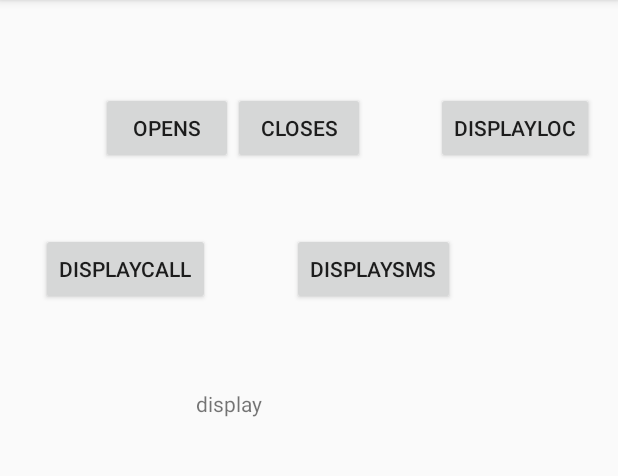
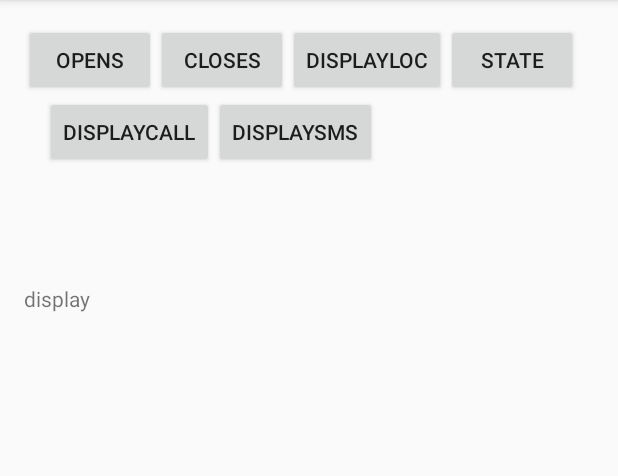
Before and after one commit to ibrhmerdogan/RecordPhoneSmsCallLocationState, an Android app: the screen it shows after launch (MainActivity), on a phone screen of 412 x 824 dp, the part 84-560 px from its top. Run offline under Robolectric (Android 15) with nearby library versions, the phone set to English and light mode, and no system bars.

```diff
--- a/app/src/main/java/com/example/ibrhm/sayac/Data/CallStateDB.java
+++ b/app/src/main/java/com/example/ibrhm/sayac/Data/CallStateDB.java
@@ -9,7 +9,7 @@ import android.database.sqlite.SQLiteOpenHelper;
  */
 
 public class CallStateDB extends SQLiteOpenHelper {
-    static final String DATABASE_NAME = "callStateDB";
+    static final String DATABASE_NAME = "callDBDBDB";
     // Contacts table name
     private static final String TABLE_COUNTRIES = "informationDB";
 
@@ -19,7 +19,7 @@ public class CallStateDB extends SQLiteOpenHelper {
 
     @Override
     public void onCreate(SQLiteDatabase db) {
-        db.execSQL("CREATE TABLE informationDB (pID INTEGER PRIMARY KEY ,phoneNumber TEXT,callDate TEXT,callDuration REAL,callType TEXT);");
+        db.execSQL("CREATE TABLE informationDB (pID INTEGER PRIMARY KEY ,phoneNumber TEXT,callDate TEXT,callDuration TEXT,type TEXT);");
     }
 
     @Override
@@ -27,4 +27,5 @@ public class CallStateDB extends SQLiteOpenHelper {
         db.execSQL("DROP TABLE IF EXISTS " + TABLE_COUNTRIES);
         onCreate(db);
     }
+
 }
--- /dev/null
+++ b/app/src/main/java/com/example/ibrhm/sayac/Data/DbOperations/PhoneStateDBOperation.java
@@ -0,0 +1,51 @@
+package com.example.ibrhm.sayac.Data.DbOperations;
+
+import android.content.ContentValues;
+import android.content.Context;
+import android.database.Cursor;
+import android.database.sqlite.SQLiteDatabase;
+import android.widget.TextView;
+
+import com.example.ibrhm.sayac.Data.PhoneStateDB;
+
+import java.util.Date;
+
+/**
+ * Created by ibrhm on 31.01.2017.
+ */
+
+public class PhoneStateDBOperation {
+    Context context;
+
+    public void recordState(String state, PhoneStateDB phoneStateDB) {
+        SQLiteDatabase db = phoneStateDB.getReadableDatabase();
+        ContentValues data = new ContentValues();
+        Date date = new Date();
+        data.put("date", date.toString());
+        data.put("state", state);
+        db.insertOrThrow("informationDB", null, data);
+
+    }
+
+    public void displayState(TextView textView, PhoneStateDB stateDB) {
+        textView.setText("");
+        SQLiteDatabase db = stateDB.getReadableDatabase();
+        Cursor cursor = db.query("informationDB", new String[]{"id", "date", "state"}, null, null, null, null, null);
+
+
+        StringBuilder builder = new StringBuilder();
+
+
+        while (cursor.moveToNext()) {
+
+            int id = cursor.getInt(cursor.getColumnIndex("id"));
+            String date = cursor.getString((cursor.getColumnIndex("date")));
+            String state = cursor.getString((cursor.getColumnIndex("state")));
+            builder.append(id).append("date: ");
+            builder.append(date).append("\nstate:");
+            builder.append(state).append("\n");
+            textView.setText(builder);
+        }
+    }
+
+}
--- a/app/src/main/java/com/example/ibrhm/sayac/Data/LocationDB.java
+++ b/app/src/main/java/com/example/ibrhm/sayac/Data/LocationDB.java
@@ -9,7 +9,7 @@ import android.database.sqlite.SQLiteOpenHelper;
  */
 
 public class LocationDB extends SQLiteOpenHelper {
-    private static final String DATABASE_NAME = "LocationDB";
+    private static final String DATABASE_NAME = "LocDB";
     // Contacts table name
     private static final String TABLE_COUNTRIES = "informationDB";
 
@@ -19,7 +19,7 @@ public class LocationDB extends SQLiteOpenHelper {
 
     @Override
     public void onCreate(SQLiteDatabase db) {
-        db.execSQL("CREATE TABLE informationDB (id INTEGER PRIMARY KEY AUTOINCREMENT,date TEXT,langitute TEXT,longitute TEXT);");
+        db.execSQL("CREATE TABLE informationDB (id INTEGER PRIMARY KEY AUTOINCREMENT,date TEXT,langitute REAL,longitute REAL);");
     }
 
     @Override
--- a/app/src/main/java/com/example/ibrhm/sayac/Data/SmsStateDB.java
+++ b/app/src/main/java/com/example/ibrhm/sayac/Data/SmsStateDB.java
@@ -9,7 +9,7 @@ import android.database.sqlite.SQLiteOpenHelper;
  */
 
 public class SmsStateDB extends SQLiteOpenHelper {
-    static final String DATABASE_NAME = "SMSInfo";
+    static final String DATABASE_NAME = "SMSInf";
     // Contacts table name
     private static final String TABLE_COUNTRIES = "informationDB";
 
--- a/app/src/main/java/com/example/ibrhm/sayac/Main/MainActivity.java
+++ b/app/src/main/java/com/example/ibrhm/sayac/Main/MainActivity.java
@@ -4,21 +4,23 @@ import android.Manifest;
 import android.content.Context;
 import android.content.Intent;
 import android.content.pm.PackageManager;
-import android.database.Cursor;
-import android.database.sqlite.SQLiteDatabase;
 import android.os.Bundle;
 import android.support.v4.app.ActivityCompat;
 import android.support.v4.content.ContextCompat;
 import android.support.v7.app.AppCompatActivity;
+import android.text.method.ScrollingMovementMethod;
 import android.view.View;
 import android.widget.Button;
 import android.widget.TextView;
 import android.widget.Toast;
 
 import com.example.ibrhm.sayac.Data.CallStateDB;
+import com.example.ibrhm.sayac.Data.DbOperations.CallDBOperations;
 import com.example.ibrhm.sayac.Data.DbOperations.LocationDBOperation;
+import com.example.ibrhm.sayac.Data.DbOperations.PhoneStateDBOperation;
 import com.example.ibrhm.sayac.Data.DbOperations.SmsDBOperations;
 import com.example.ibrhm.sayac.Data.LocationDB;
+import com.example.ibrhm.sayac.Data.PhoneStateDB;
 import com.example.ibrhm.sayac.Data.SmsStateDB;
 import com.example.ibrhm.sayac.R;
 import com.example.ibrhm.sayac.services.LocationServices;
@@ -33,39 +35,48 @@ public class MainActivity extends AppCompatActivity {
     Context context;
     TextView textView;
     Button Open, Close;
-    Button display, display1, display2;
+    Button display, display1, display2, display3;
     CallStateDB database;
     SmsStateDB smsStateDB;
     LocationDB locationDB;
-    SmsDBOperations smsDBOperations;
+    SmsDBOperations smsDBOperations = new SmsDBOperations();
     LocationDBOperation locationDBOperation;
+    CallDBOperations operations = new CallDBOperations();
+    LocationDBOperation operation = new LocationDBOperation();
+    PhoneStateDB phoneStateDB = new PhoneStateDB(this);
+    PhoneStateDBOperation phoneStateDBOperation = new PhoneStateDBOperation();
 
     @Override
     protected void onCreate(Bundle savedInstanceState) {
         super.onCreate(savedInstanceState);
         setContentView((int) R.layout.activity_main);
+        allOperation();
+        if (!checkAndRequestPermissions()) {
+            return;
+        }
+
+
+    }
+
+    public void allOperation() {
         this.start = (Button) findViewById(R.id.button);
         this.stop = (Button) findViewById(R.id.button2);
         display = (Button) findViewById(R.id.button3);
         display1 = (Button) findViewById(R.id.button4);
         display2 = (Button) findViewById(R.id.button5);
+        display3 = (Button) findViewById(R.id.button6);
         textView = (TextView) findViewById(R.id.textView2);
+        textView.setMovementMethod(new ScrollingMovementMethod());
         this.start.setOnClickListener(new Start());
         this.stop.setOnClickListener(new Close());
         smsStateDB = new SmsStateDB(this);
         database = new CallStateDB(this);
         locationDB = new LocationDB(this);
         display.setOnClickListener(new Display());
-        display1.setOnClickListener(new display1());
-        display2.setOnClickListener(new display2());
-
-
-        if (!checkAndRequestPermissions()) {
-            return;
-        }
-
+        display1.setOnClickListener(new Display1());
+        display2.setOnClickListener(new Display2());
+        display3.setOnClickListener(new Display3());
     }
-
 
     class Start implements View.OnClickListener {
         Start() {
@@ -97,87 +108,58 @@ public class MainActivity extends AppCompatActivity {
 
         public void onClick(View v) {
             try {
-                SQLiteDatabase db = smsStateDB.getReadableDatabase();
-                Cursor cursor = db.query("informationDB", new String[]{"smsID", "address"}, null, null, null, null, null);
-
-
-                StringBuilder builder = new StringBuilder();
-
-
-                while (cursor.moveToNext()) {
-
-                    int id = cursor.getInt(cursor.getColumnIndex("smsID"));
-                    String ad = cursor.getString((cursor.getColumnIndex("address")));
-                    builder.append(id).append(" Adı: ");
-                    builder.append(ad).append(" Soyadı: \n");
-                    textView.setText(builder);
-                }
-            } catch (Exception e) {
-                Toast.makeText(context, "diplayerror" + e, Toast.LENGTH_LONG).show();
+                smsDBOperations.displaySms(textView, smsStateDB);
+                } catch (Exception e) {
+                Toast.makeText(context, "Display ERROR" + e, Toast.LENGTH_LONG).show();
             }
         }
 
 
     }
 
-    class display1 implements View.OnClickListener {
-        display1() {
+    class Display3 implements View.OnClickListener {
+        Display3() {
         }
 
         StringBuilder builder = new StringBuilder();
 
         public void onClick(View v) {
             try {
-                textView.setText("");
-                SQLiteDatabase db = database.getReadableDatabase();
-                Cursor cursor = db.query("informationDB", new String[]{"pID", "phoneNumber"}, null, null, null, null, null);
-
-
-                StringBuilder builder = new StringBuilder();
-
-
-                while (cursor.moveToNext()) {
-
-                    int id = cursor.getInt(cursor.getColumnIndex("pID"));
-                    String ad = cursor.getString((cursor.getColumnIndex("phoneNumber")));
-                    builder.append(id).append(" Adı: ");
-                    builder.append(ad).append(" Soyadı: \n");
-                    textView.setText(builder);
-                }
+                phoneStateDBOperation.displayState(textView, phoneStateDB);
             } catch (Exception e) {
-                Toast.makeText(context, "diplayerror" + e, Toast.LENGTH_LONG).show();
+                Toast.makeText(context, "Display3 ERROR:" + e, Toast.LENGTH_LONG).show();
             }
         }
 
 
     }
 
-    class display2 implements View.OnClickListener {
-        display2() {
+
+    class Display1 implements View.OnClickListener {
+        Display1() {
+        }
+
+        StringBuilder builder = new StringBuilder();
+
+        public void onClick(View v) {
+            operations.display(textView, database);
+
+        }
+
+
+    }
+
+    class Display2 implements View.OnClickListener {
+        Display2() {
         }
 
         StringBuilder builder = new StringBuilder();
 
         public void onClick(View v) {
             try {
-                textView.setText("");
-                SQLiteDatabase db = locationDB.getReadableDatabase();
-                Cursor cursor = db.query("informationDB", new String[]{"id", "date"}, null, null, null, null, null);
-
-
-                StringBuilder builder = new StringBuilder();
-
-
-                while (cursor.moveToNext()) {
-
-                    int id = cursor.getInt(cursor.getColumnIndex("id"));
-                    String ad = cursor.getString((cursor.getColumnIndex("date")));
-                    builder.append(id).append(" Adı: ");
-                    builder.append(ad).append(" Soyadı: \n");
-                    textView.setText(builder);
-                }
+                operation.displayLoc(textView, locationDB);
             } catch (Exception e) {
-                Toast.makeText(context, "diplayerror" + e, Toast.LENGTH_LONG).show();
+                Toast.makeText(context, "Display ERROR:" + e, Toast.LENGTH_LONG).show();
             }
         }
 
@@ -195,8 +177,6 @@ public class MainActivity extends AppCompatActivity {
         int permissionCHANGE_WIFI_STATE = ContextCompat.checkSelfPermission(this, android.Manifest.permission.CHANGE_WIFI_STATE);
         int permissionREAD_PHONE_STATE = ContextCompat.checkSelfPermission(this, android.Manifest.permission.READ_PHONE_STATE);
         int permissionRECEIVE_BOOT_COMPLETED = ContextCompat.checkSelfPermission(this, android.Manifest.permission.RECEIVE_BOOT_COMPLETED);
-        int permissionBLUETOOTH_ADMIN = ContextCompat.checkSelfPermission(this, android.Manifest.permission.BLUETOOTH_ADMIN);
-        int permissionBLUETOOTH = ContextCompat.checkSelfPermission(this, android.Manifest.permission.BLUETOOTH);
         List<String> listPermissionsNeeded = new ArrayList<>();
         if (permissionINTERNET != PackageManager.PERMISSION_GRANTED) {
             listPermissionsNeeded.add(android.Manifest.permission.INTERNET);
@@ -235,12 +215,6 @@ public class MainActivity extends AppCompatActivity {
         if (permissionRECEIVE_BOOT_COMPLETED != PackageManager.PERMISSION_GRANTED) {
             listPermissionsNeeded.add(Manifest.permission.RECEIVE_BOOT_COMPLETED);
         }
-        if (permissionBLUETOOTH_ADMIN != PackageManager.PERMISSION_GRANTED) {
-            listPermissionsNeeded.add(Manifest.permission.BLUETOOTH_ADMIN);
-        }
-        if (permissionBLUETOOTH != PackageManager.PERMISSION_GRANTED) {
-            listPermissionsNeeded.add(Manifest.permission.BLUETOOTH);
-        }
         if (!listPermissionsNeeded.isEmpty()) {
             ActivityCompat.requestPermissions(this, listPermissionsNeeded.toArray(new String[listPermissionsNeeded.size()]), REQUEST_ID_MULTIPLE_PERMISSIONS);
             return false;
--- a/app/src/main/java/com/example/ibrhm/sayac/variable/Smsveriable.java
+++ b/app/src/main/java/com/example/ibrhm/sayac/variable/Smsveriable.java
@@ -8,14 +8,14 @@ package com.example.ibrhm.sayac.variable;
 
 
 public class SmsVeriable {
-    private String _id;
+    private int _id;
     private String _address;
     private String _msg;
     private String _readState; //"0" for have not read sms and "1" for have read sms
     private long _time;
     private String _folderName;
 
-    public String getId() {
+    public int getId() {
         return _id;
     }
 
@@ -39,7 +39,7 @@ public class SmsVeriable {
         return _folderName;
     }
 
-    public void setId(String id) {
+    public void setId(int id) {
         _id = id;
     }
 
--- a/app/src/main/res/layout/activity_main.xml
+++ b/app/src/main/res/layout/activity_main.xml
@@ -37,52 +37,64 @@
         android:layout_width="wrap_content"
         android:layout_height="wrap_content"
         android:id="@+id/button"
-        android:layout_marginTop="45dp"
         android:layout_alignParentTop="true"
-        android:layout_marginLeft="51dp"
-        android:layout_marginStart="51dp" />
+        android:layout_alignParentLeft="true"
+        android:layout_alignParentStart="true" />
+
+    <Button
+        android:text="displayLoc"
+        android:layout_width="wrap_content"
+        android:layout_height="wrap_content"
+        android:id="@+id/button5"
+        android:layout_alignParentTop="true"
+        android:layout_toRightOf="@+id/button2"
+        android:layout_toEndOf="@+id/button2" />
+
 
     <Button
         android:text="displayCall"
         android:layout_width="wrap_content"
         android:layout_height="wrap_content"
-        android:layout_alignTop="@+id/textView"
-        android:layout_toLeftOf="@+id/button2"
-        android:layout_toStartOf="@+id/button2"
-        android:layout_marginRight="15dp"
-        android:layout_marginEnd="15dp"
-        android:id="@+id/button4" />
-
-    <TextView
-        android:text="display"
-        android:layout_width="wrap_content"
-        android:layout_height="wrap_content"
-        android:layout_marginTop="56dp"
-        android:id="@+id/textView2"
-        android:layout_below="@+id/button4"
-        android:layout_alignLeft="@+id/button"
-        android:layout_alignStart="@+id/button"
-        android:layout_marginLeft="63dp"
-        android:layout_marginStart="63dp"
-        android:scrollHorizontally="true" />
+        android:id="@+id/button4"
+        android:layout_below="@+id/button2"
+        android:layout_alignParentLeft="true"
+        android:layout_alignParentStart="true"
+        android:layout_marginLeft="14dp"
+        android:layout_marginStart="14dp" />
 
     <Button
         android:text="displaysms"
         android:layout_width="wrap_content"
         android:layout_height="wrap_content"
         android:id="@+id/button3"
-        android:layout_alignTop="@+id/textView"
-        android:layout_toRightOf="@+id/textView2"
-        android:layout_toEndOf="@+id/textView2"
-        android:layout_marginLeft="20dp"
-        android:layout_marginStart="20dp" />
+        android:layout_below="@+id/button2"
+        android:layout_toRightOf="@+id/button4"
+        android:layout_toEndOf="@+id/button4" />
+
+
+    <TextView
+
+        android:text="display"
+        android:layout_width="wrap_content"
+        android:layout_height="wrap_content"
+        android:layout_marginTop="77dp"
+        android:id="@+id/textView2"
+        android:layout_below="@+id/button4"
+        android:layout_alignParentLeft="true"
+        android:layout_alignParentStart="true"
+        android:maxLines="15"
+        android:scrollbars="vertical"
+        android:layout_alignParentRight="true"
+        android:layout_alignParentEnd="true"></TextView>
 
     <Button
-        android:text="displayLoc"
+        android:text="state"
         android:layout_width="wrap_content"
         android:layout_height="wrap_content"
-        android:id="@+id/button5"
-        android:layout_above="@+id/textView"
-        android:layout_alignParentRight="true"
-        android:layout_alignParentEnd="true" />
+        android:id="@+id/button6"
+        android:layout_alignParentTop="true"
+        android:layout_toRightOf="@+id/button5"
+        android:layout_toEndOf="@+id/button5" />
+
+
 </RelativeLayout>
```
Also changed, not shown: app/src/main/AndroidManifest.xml (+9 -2 lines), app/src/main/java/com/example/ibrhm/sayac/Data/DbOperations/CallDBOperations.java (+22 -17 lines), app/src/main/java/com/example/ibrhm/sayac/Data/DbOperations/LocationDBOperation.java (+32 -27 lines), app/src/main/java/com/example/ibrhm/sayac/Data/DbOperations/SmsDBOperations.java (+24 -19 lines), app/src/main/java/com/example/ibrhm/sayac/Data/phoneStateDB.java (+23 -1 lines), app/src/main/java/com/example/ibrhm/sayac/services/BootCompleted.java (added, +18 -0 lines), app/src/main/java/com/example/ibrhm/sayac/services/CallStateService.java (+14 -25 lines), app/src/main/java/com/example/ibrhm/sayac/services/LocationServices.java (+13 -18 lines), app/src/main/java/com/example/ibrhm/sayac/services/PhoneStateService.java (renamed from app/src/main/java/com/example/ibrhm/sayac/services/BackgroundPhonestate.java, +16 -15 lines), app/src/main/java/com/example/ibrhm/sayac/services/SmsStateservice.java (renamed from app/src/main/java/com/example/ibrhm/sayac/services/BackgrondSMSservice.java, +20 -64 lines), app/src/main/java/com/example/ibrhm/sayac/variable/LocationVeriable.java (deleted, +0 -35 lines).
